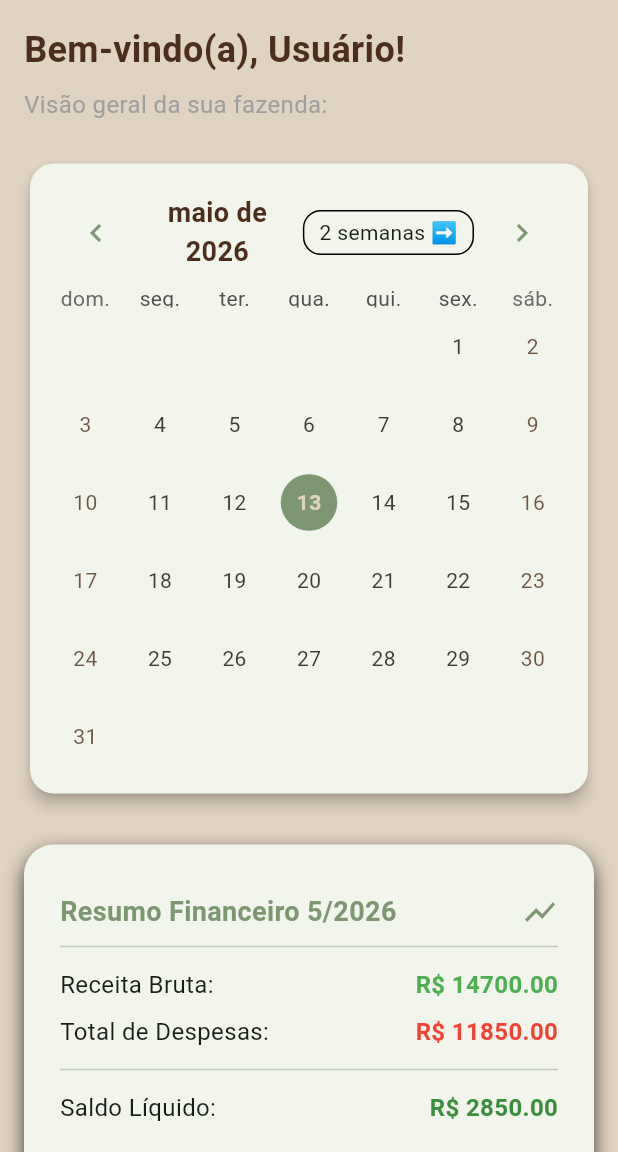
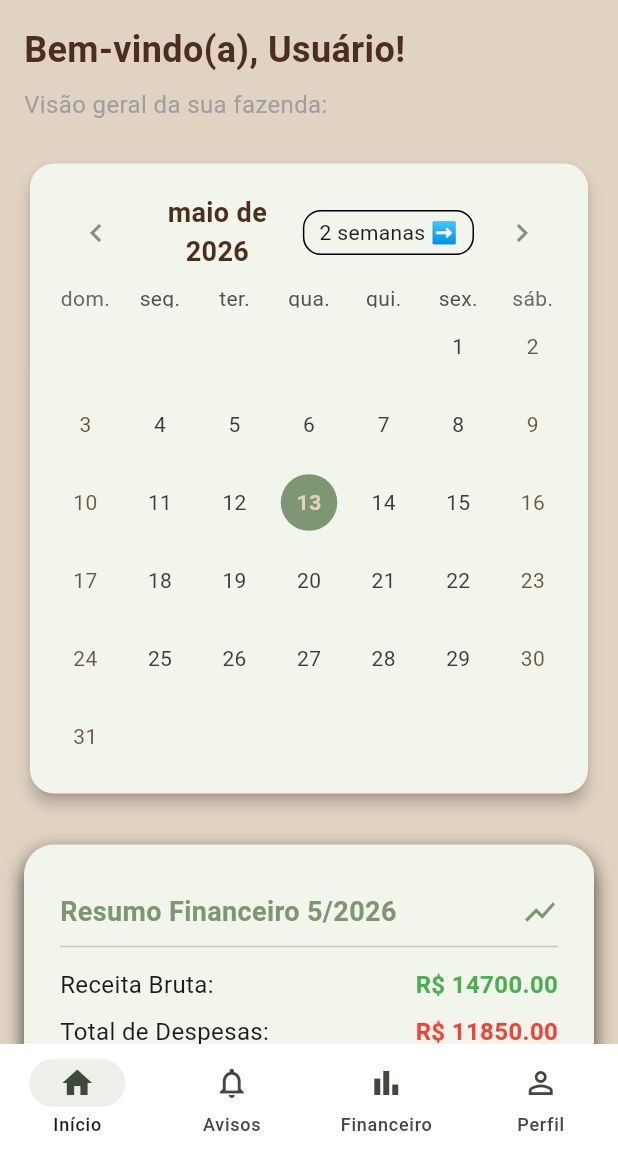
Before and after one commit to heitorPoleze/frontend_cafeicultura, a Flutter app: the HomePage screen opened by its route, on a phone screen of 412 x 824 dp, the part 84-1236 px from its top. Run offline on Flutter 3.47's test engine with Material 3 defaults, Android fonts, the phone set to English and light mode, and no system bars; drawn by our look-alikes of table_calendar.

Commit message:
feito o bottom bar da home, o impensinlho foi a estruturação das páginas onde para poder ser mais modular seria necessário criar função de construção de página antes mesmo para haver padronização

```diff
--- a/lib/view/home_page.dart
+++ b/lib/view/home_page.dart
@@ -7,6 +7,7 @@ import 'package:frontend_cafeicultura/components/app_card.dart';
 
 class HomePage extends StatefulWidget {
   const HomePage({super.key});
+
   @override
   State<HomePage> createState() => _HomePageState();
 }
@@ -17,6 +18,9 @@ class _HomePageState extends State<HomePage> {
   CalendarFormat _calendarFormat = CalendarFormat.month;
 
   late final ValueNotifier<List<Evento>> _selectedEvents;
+
+  // Bottom Bar
+  int _selectedIndex = 0;
 
   @override
   void initState() {
@@ -42,20 +46,56 @@ class _HomePageState extends State<HomePage> {
         _focusedDay = focusedDay;
         _selectedEvents.value = _getEventsForDay(selectedDay);
       });
+
       await Navigator.of(
         context,
-      ).pushNamed('/cadastrarEvento', arguments: selectedDay);
-      setState(() => _selectedEvents.value = _getEventsForDay(_selectedDay!));
+      ).pushNamed(
+        '/cadastrarEvento',
+        arguments: selectedDay,
+      );
+
+      setState(() {
+        _selectedEvents.value = _getEventsForDay(_selectedDay!);
+      });
+    }
+  }
+
+  // =========================
+  // BOTTOM BAR ACTIONS
+  // =========================
+  void _onItemTapped(int index) {
+    // Home
+    if (index == 0) {
+      setState(() {
+        _selectedIndex = 0;
+      });
+      return;
+    }
+
+    // Não muda o índice para evitar erro
+    switch (index) {
+      case 1:
+        Navigator.of(context).pushNamed('/notificacoes');
+        break;
+
+      case 2:
+        Navigator.of(context).pushNamed('/relatorioFinanceiro');
+        break;
+
+      case 3:
+        Navigator.of(context).pushNamed('/editarDados');
+        break;
     }
   }
 
   Widget _buildFinancialSummary(BuildContext context) {
     const double receita = 14700.00;
     const double despesa = 11850.00;
+
     final double saldo = receita - despesa;
-    final Color saldoColor = saldo > 0
-        ? Colors.green.shade700
-        : AppColors.marrom;
+
+    final Color saldoColor =
+        saldo > 0 ? Colors.green.shade700 : AppColors.marrom;
 
     return GestureDetector(
       onTap: () {
@@ -76,9 +116,13 @@ class _HomePageState extends State<HomePage> {
                     color: AppColors.verdePrimaria,
                   ),
                 ),
-                const Icon(Icons.show_chart, color: AppColors.verdePrimaria),
+                const Icon(
+                  Icons.show_chart,
+                  color: AppColors.verdePrimaria,
+                ),
               ],
             ),
+
             const Divider(height: 20),
 
             _buildFinanceRow(
@@ -86,12 +130,15 @@ class _HomePageState extends State<HomePage> {
               'R\$ ${receita.toStringAsFixed(2)}',
               Colors.green,
             ),
+
             _buildFinanceRow(
               'Total de Despesas:',
               'R\$ ${despesa.toStringAsFixed(2)}',
               Colors.red,
             ),
+
             const Divider(height: 20),
+
             _buildFinanceRow(
               'Saldo Líquido:',
               'R\$ ${saldo.toStringAsFixed(2)}',
@@ -99,6 +146,7 @@ class _HomePageState extends State<HomePage> {
             ),
 
             const SizedBox(height: 10),
+
             const Center(
               child: Text(
                 'Toque para ver o relatório completo',
@@ -115,13 +163,23 @@ class _HomePageState extends State<HomePage> {
     );
   }
 
-  Widget _buildFinanceRow(String label, String value, Color color) {
+  Widget _buildFinanceRow(
+    String label,
+    String value,
+    Color color,
+  ) {
     return Padding(
       padding: const EdgeInsets.symmetric(vertical: 4.0),
+
       child: Row(
         mainAxisAlignment: MainAxisAlignment.spaceBetween,
+
         children: [
-          Text(label, style: const TextStyle(fontSize: 16)),
+          Text(
+            label,
+            style: const TextStyle(fontSize: 16),
+          ),
+
           Text(
             value,
             style: TextStyle(
@@ -137,7 +195,9 @@ class _HomePageState extends State<HomePage> {
 
   String get _userName {
     final userData = TestDB.getDadosPessoais();
+
     final nomeCompleto = userData?['nome'] ?? 'Usuário';
+
     return nomeCompleto.split(' ')[0];
   }
 
@@ -145,6 +205,10 @@ class _HomePageState extends State<HomePage> {
   Widget build(BuildContext context) {
     return Scaffold(
       backgroundColor: AppColors.appBranco,
+
+      // =========================
+      // APP BAR
+      // =========================
       appBar: AppBar(
         elevation: 1,
         backgroundColor: AppColors.verdePrimaria,
@@ -152,15 +216,21 @@ class _HomePageState extends State<HomePage> {
 
         leading: Padding(
           padding: const EdgeInsets.only(left: 16.0),
+
           child: Center(
             child: Column(
               mainAxisSize: MainAxisSize.min,
+
               children: <Widget>[
-                Image.asset('assets/images/logo.png', height: 56),
+                Image.asset(
+                  'assets/images/logo.png',
+                  height: 56,
+                ),
               ],
             ),
           ),
         ),
+
         leadingWidth: 100,
 
         actions: <Widget>[
@@ -171,6 +241,7 @@ class _HomePageState extends State<HomePage> {
               Navigator.of(context).pushNamed('/notificacoes');
             },
           ),
+
           IconButton(
             icon: const Icon(Icons.person_outline),
             tooltip: 'Perfil',
@@ -178,13 +249,20 @@ class _HomePageState extends State<HomePage> {
               Navigator.of(context).pushNamed('/editarDados');
             },
           ),
+
           const SizedBox(width: 8),
         ],
       ),
+
+      // =========================
+      // BODY
+      // =========================
       body: SingleChildScrollView(
         padding: const EdgeInsets.all(16.0),
+
         child: Column(
           crossAxisAlignment: CrossAxisAlignment.start,
+
           children: <Widget>[
             Text(
               'Bem-vindo(a), $_userName!',
@@ -194,25 +272,40 @@ class _HomePageState extends State<HomePage> {
                 color: AppColors.marrom,
               ),
             ),
+
             const SizedBox(height: 8),
+
             const Text(
               'Visão geral da sua fazenda:',
-              style: TextStyle(fontSize: 16, color: Colors.grey),
+              style: TextStyle(
+                fontSize: 16,
+                color: Colors.grey,
+              ),
             ),
+
             const SizedBox(height: 24),
 
             Card(
               elevation: 4,
+
               shape: RoundedRectangleBorder(
                 borderRadius: BorderRadius.circular(16.0),
               ),
+
               child: Padding(
                 padding: const EdgeInsets.all(12.0),
+
                 child: TableCalendar<Evento>(
                   focusedDay: _focusedDay,
+
                   firstDay: DateTime.utc(2020, 1, 1),
+
                   lastDay: DateTime.utc(2030, 12, 31),
-                  selectedDayPredicate: (day) => isSameDay(_selectedDay, day),
+
+                  selectedDayPredicate: (day) {
+                    return isSameDay(_selectedDay, day);
+                  },
+
                   onDaySelected: _onDaySelected,
 
                   eventLoader: _getEventsForDay,
@@ -223,9 +316,11 @@ class _HomePageState extends State<HomePage> {
                         return Positioned(
                           right: 1,
                           bottom: 1,
+
                           child: Container(
                             width: 6.0,
                             height: 6.0,
+
                             decoration: const BoxDecoration(
                               color: AppColors.verdePrimaria,
                               shape: BoxShape.circle,
@@ -233,11 +328,13 @@ class _HomePageState extends State<HomePage> {
                           ),
                         );
                       }
+
                       return null;
                     },
                   ),
 
                   calendarFormat: _calendarFormat,
+
                   onFormatChanged: (format) {
                     if (_calendarFormat != format) {
                       setState(() {
@@ -245,38 +342,46 @@ class _HomePageState extends State<HomePage> {
                       });
                     }
                   },
+
                   onPageChanged: (focusedDay) {
                     _focusedDay = focusedDay;
                   },
 
                   locale: 'pt_BR',
+
                   availableCalendarFormats: const {
                     CalendarFormat.month: 'Mês ➡️',
                     CalendarFormat.twoWeeks: '2 semanas ➡️',
                     CalendarFormat.week: 'Semana ➡️',
                   },
+
                   headerStyle: HeaderStyle(
                     formatButtonVisible: true,
                     titleCentered: true,
+
                     titleTextStyle: TextStyle(
                       color: AppColors.marrom,
                       fontWeight: FontWeight.bold,
                       fontSize: 18,
                     ),
+
                     leftChevronIcon: Icon(
                       Icons.chevron_left,
                       color: AppColors.verdePrimaria,
                     ),
+
                     rightChevronIcon: Icon(
                       Icons.chevron_right,
                       color: AppColors.verdePrimaria,
                     ),
                   ),
+
                   calendarStyle: CalendarStyle(
                     selectedDecoration: BoxDecoration(
                       color: AppColors.verdePrimaria,
                       shape: BoxShape.circle,
                     ),
+
                     selectedTextStyle: const TextStyle(
                       color: AppColors.appBranco,
                       fontWeight: FontWeight.bold,
@@ -286,6 +391,7 @@ class _HomePageState extends State<HomePage> {
                       color: AppColors.verdePrimaria.withValues(alpha: 0.3),
                       shape: BoxShape.circle,
                     ),
+
                     todayTextStyle: TextStyle(
                       color: AppColors.marrom,
                       fontWeight: FontWeight.bold,
@@ -294,20 +400,67 @@ class _HomePageState extends State<HomePage> {
                     weekendTextStyle: TextStyle(
                       color: AppColors.marrom.withValues(alpha: 0.8),
                     ),
+
                     defaultTextStyle: const TextStyle(
                       color: AppColors.appPreto,
                     ),
+
                     outsideDaysVisible: false,
                   ),
                 ),
               ),
             ),
+
             const SizedBox(height: 30),
+
             _buildFinancialSummary(context),
+
             const SizedBox(height: 30),
           ],
         ),
       ),
+
+      // =========================
+      // BOTTOM NAVIGATION BAR
+      // =========================
+      bottomNavigationBar: NavigationBar(
+        height: 72,
+
+        selectedIndex: _selectedIndex,
+
+        onDestinationSelected: _onItemTapped,
+
+        backgroundColor: Colors.white,
+
+        indicatorColor:
+            AppColors.verdePrimaria.withValues(alpha: 0.15),
+
+        destinations: const [
+          NavigationDestination(
+            icon: Icon(Icons.home_outlined),
+            selectedIcon: Icon(Icons.home),
+            label: 'Início',
+          ),
+
+          NavigationDestination(
+            icon: Icon(Icons.notifications_outlined),
+            selectedIcon: Icon(Icons.notifications),
+            label: 'Avisos',
+          ),
+
+          NavigationDestination(
+            icon: Icon(Icons.bar_chart_outlined),
+            selectedIcon: Icon(Icons.bar_chart),
+            label: 'Financeiro',
+          ),
+
+          NavigationDestination(
+            icon: Icon(Icons.person_outline),
+            selectedIcon: Icon(Icons.person),
+            label: 'Perfil',
+          ),
+        ],
+      ),
     );
   }
 }
```
Also changed, not shown: pubspec.lock.
